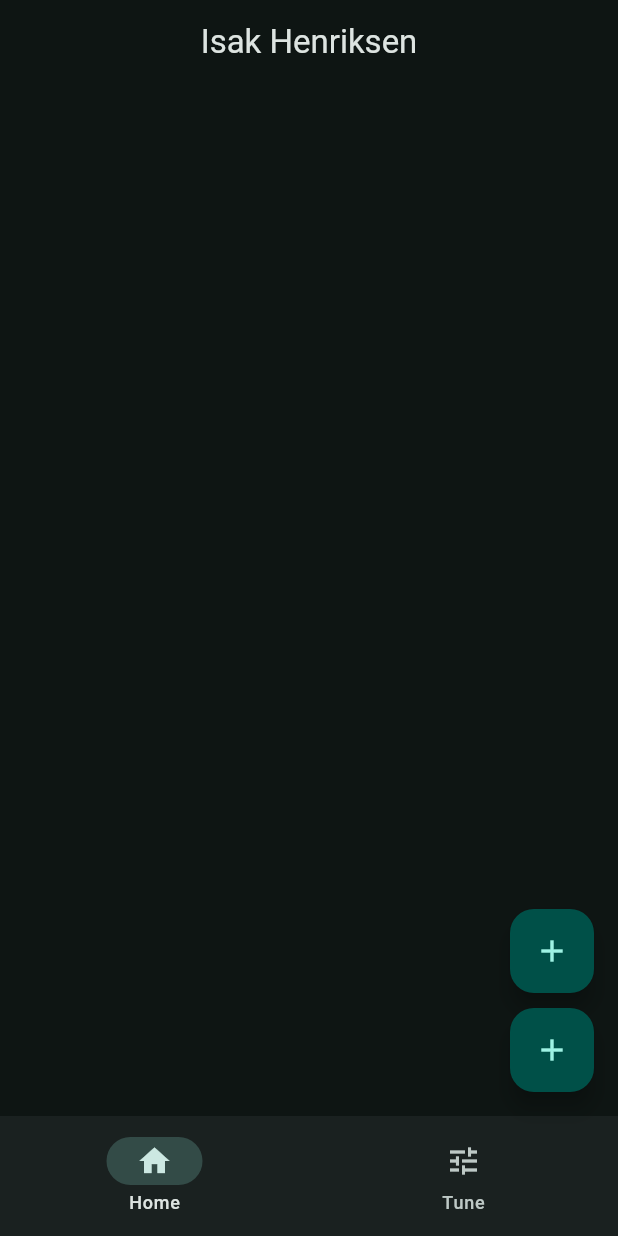
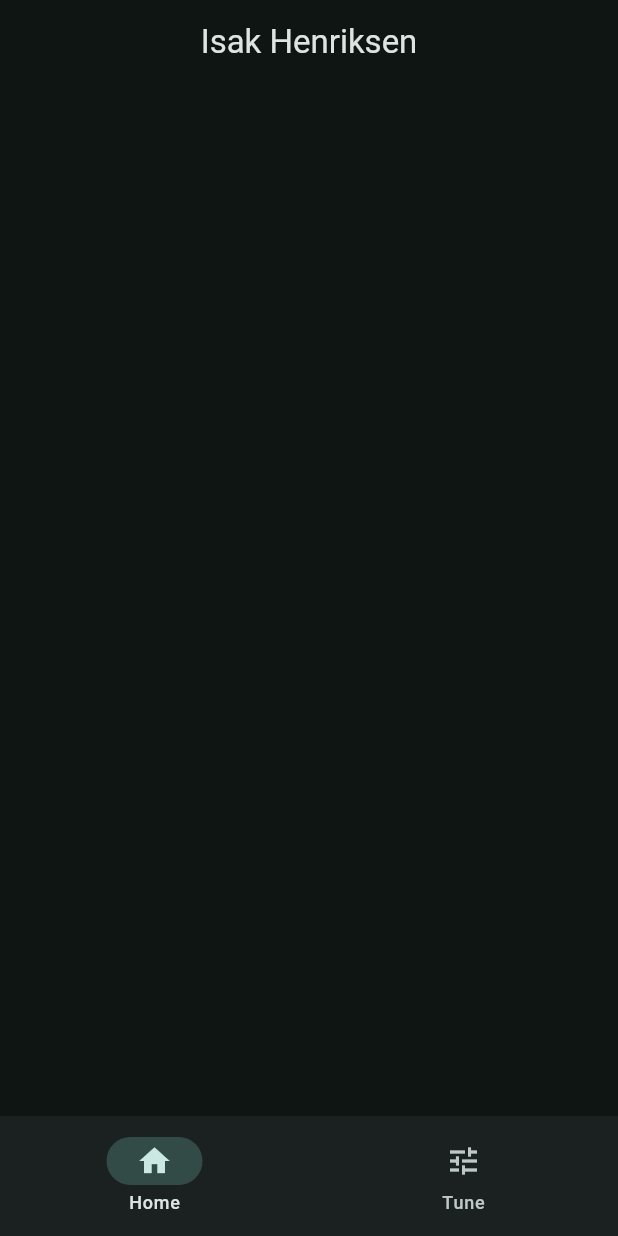
Before and after one commit to IsakBH/niche_app, a Flutter app: the screen it shows after launch, on a phone screen of 412 x 824 dp. Run offline on Flutter 3.47's test engine with Material 3 defaults, Android fonts, the phone set to English and light mode, and no system bars.

Commit message:
slettet floating action buttons og draweren for å begynne på nytt og gjøre appen clean :)

```diff
--- a/lib/main.dart
+++ b/lib/main.dart
@@ -18,25 +18,9 @@ class MyApp extends StatelessWidget {
         ),
       ),
       home: Scaffold(
-        appBar: AppBar(title: Text('Isak Henriksen'), centerTitle: true),
-
-        floatingActionButton: Column(
-          mainAxisSize: MainAxisSize.min,
-          children: [
-            FloatingActionButton(
-              onPressed: () {
-                print("Test");
-              },
-              child: Icon(Icons.add),
-            ),
-            SizedBox(height: 10.0),
-            FloatingActionButton(
-              onPressed: () {
-                print("Test men det er den andre knappen ;)");
-              },
-              child: Icon(Icons.add),
-            ),
-          ],
+        appBar: AppBar(
+          title: Text('Isak Henriksen'),
+          centerTitle: true,
         ),
 
         bottomNavigationBar: NavigationBar(
```
